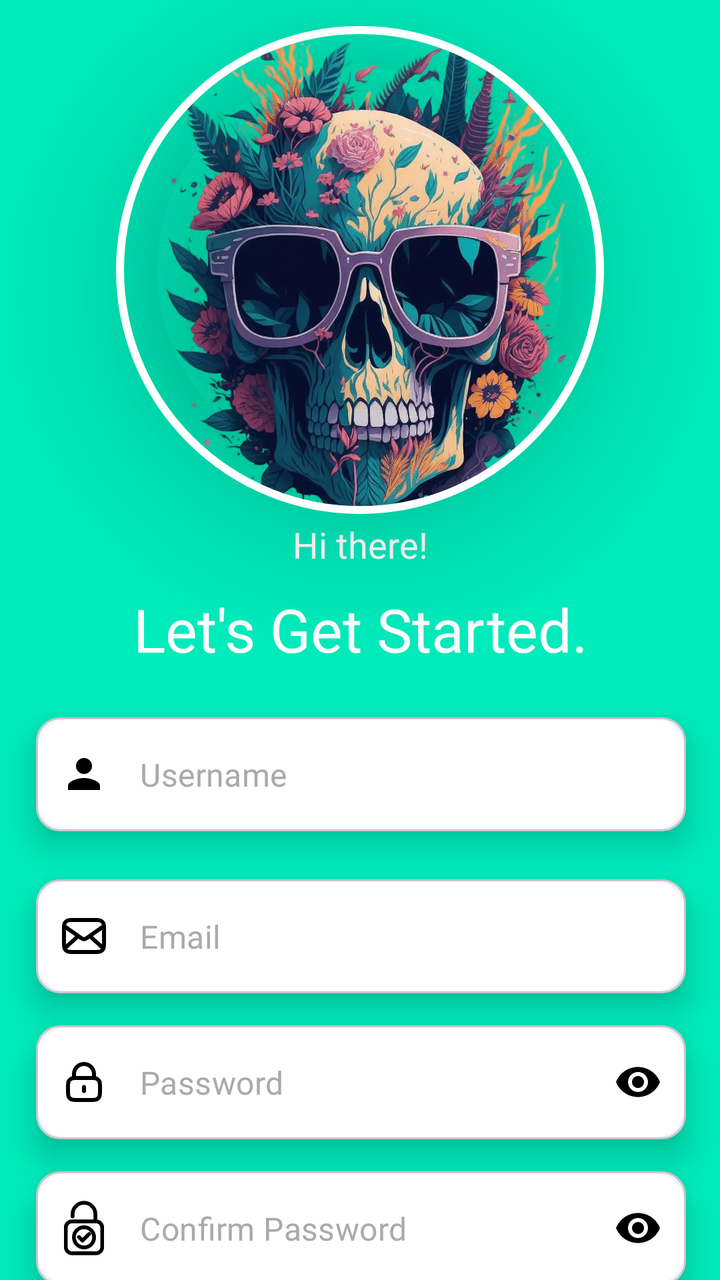
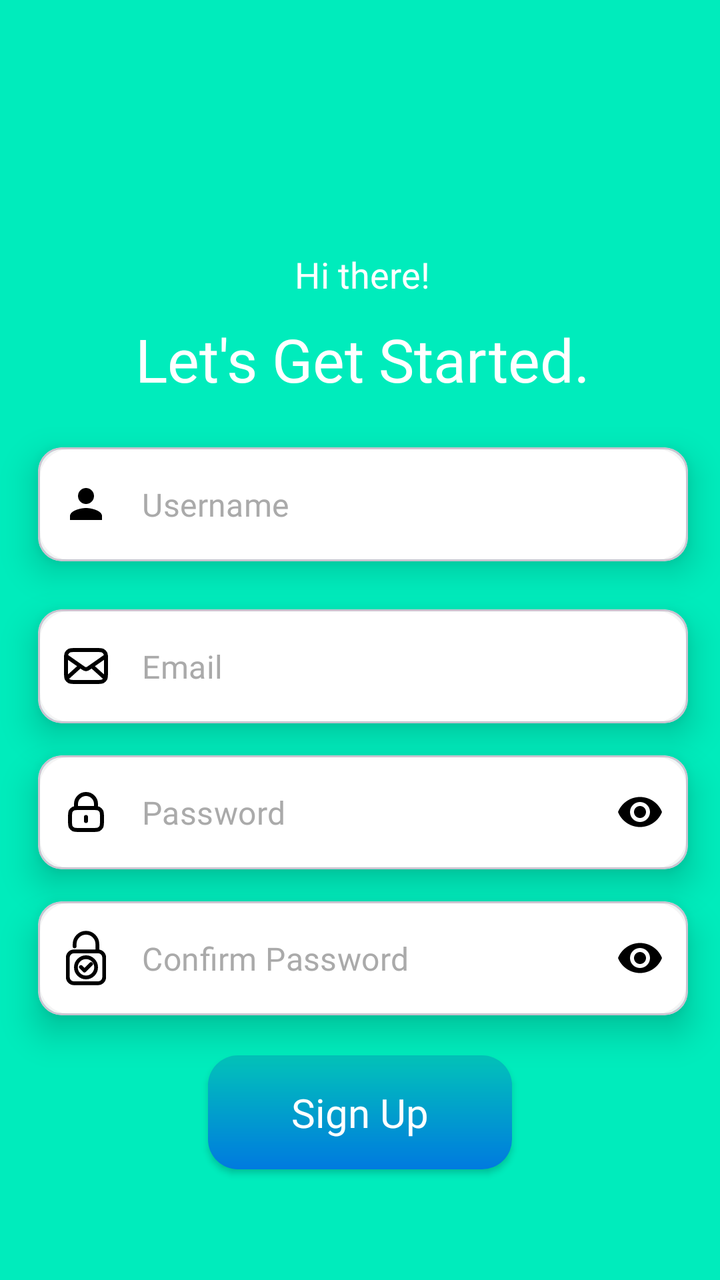

Before-and-after screenshots of an Android layout around one commit, followed by the original layout XML and the change that was made.
<!-- AndroidManifest.xml: activity theme AppTheme -->
<!-- res/layout/activity_sign_up.xml -->
<?xml version="1.0" encoding="utf-8"?>
<androidx.constraintlayout.widget.ConstraintLayout xmlns:android="http://schemas.android.com/apk/res/android"
    xmlns:app="http://schemas.android.com/apk/res-auto"
    xmlns:tools="http://schemas.android.com/tools"
    android:id="@+id/main"
    android:layout_width="match_parent"
    android:layout_height="match_parent"
    android:background="@drawable/gradiant_list"
    tools:context=".SignUpActivity">


    <com.google.android.material.imageview.ShapeableImageView
        android:id="@+id/shapeableImageskullView"
        android:layout_width="250dp"
        android:layout_height="250dp"
        android:layout_marginTop="10dp"
        android:elevation="40dp"
        android:padding="5dp"
        android:scaleType="centerCrop"
        android:src="@drawable/skull"
        app:layout_constraintEnd_toEndOf="parent"
        app:layout_constraintStart_toStartOf="parent"
        app:layout_constraintTop_toTopOf="parent"
        app:shapeAppearanceOverlay="@style/foxbiro"
        app:strokeColor="@color/white"
        app:strokeWidth="4dp" />


    <TextView
        android:id="@+id/textView"
        android:layout_width="wrap_content"
        android:layout_height="wrap_content"
        android:elevation="5dp"
        android:fontFamily="@font/lato_bold"
        android:text="Hi there!"
        android:textColor="@color/white"
        android:textSize="18sp"
        app:layout_constraintEnd_toEndOf="@+id/shapeableImageskullView"
        app:layout_constraintStart_toStartOf="@+id/shapeableImageskullView"
        app:layout_constraintTop_toBottomOf="@+id/shapeableImageskullView" />

    <TextView
        android:id="@+id/textView2"
        android:layout_width="wrap_content"
        android:layout_height="wrap_content"
        android:layout_marginTop="10dp"
        android:elevation="5dp"
        android:fontFamily="@font/lato_extra_bold"

        android:text="Let's Get Started."
        android:textColor="@color/white"
        android:textSize="30sp"
        app:layout_constraintEnd_toEndOf="@+id/textView"
        app:layout_constraintStart_toStartOf="@+id/textView"
        app:layout_constraintTop_toBottomOf="@+id/textView" />

    <com.google.android.material.card.MaterialCardView
        android:id="@+id/cv_username"
        android:layout_width="325dp"
        android:layout_height="57dp"
        android:layout_marginTop="24dp"
        android:background="@drawable/edittextshape"
        app:cardElevation="10dp"
        app:layout_constraintEnd_toEndOf="@+id/textView2"
        app:layout_constraintStart_toStartOf="@+id/textView2"
        app:layout_constraintTop_toBottomOf="@+id/textView2">

        <com.google.android.material.textfield.TextInputLayout
            style="@style/TextInputLayoutNoBorder"
            android:layout_width="325dp"
            android:layout_height="57dp"
            android:background="@drawable/edittextshape"
            app:startIconDrawable="@drawable/baseline_person_24"
            app:startIconTint="@color/black">

            <com.google.android.material.textfield.TextInputEditText
                android:id="@+id/usernameSignUp"
                android:layout_width="325dp"
                android:layout_height="57dp"
                android:hint="Username"
                android:textColorHint="@android:color/darker_gray"
                android:fontFamily="@font/lato_regular"
                android:textColor="@color/black"
                android:inputType="textPersonName" />
        </com.google.android.material.textfield.TextInputLayout>
    </com.google.android.material.card.MaterialCardView>

    <com.google.android.material.card.MaterialCardView
        android:id="@+id/cv_email"
        android:layout_width="325dp"
        android:layout_height="57dp"
        android:layout_marginTop="24dp"
        android:background="@drawable/edittextshape"
        app:cardElevation="10dp"
        app:layout_constraintEnd_toEndOf="@+id/cv_username"
        app:layout_constraintStart_toStartOf="@+id/cv_username"
        app:layout_constraintTop_toBottomOf="@+id/cv_username">

        <com.google.android.material.textfield.TextInputLayout
            style="@style/TextInputLayoutNoBorder"
            android:layout_width="325dp"
            android:layout_height="57dp"
            android:background="@drawable/edittextshape"
            app:startIconDrawable="@drawable/mail"
            app:startIconTint="@color/black">

            <com.google.android.material.textfield.TextInputEditText
                android:id="@+id/editTextViewEmailSignUP"
                android:layout_width="325dp"
                android:layout_height="57dp"
                android:hint="Email"
                android:textColorHint="@android:color/darker_gray"
                android:fontFamily="@font/lato_regular"
                android:textColor="@color/black"
                android:inputType="textEmailAddress" />
        </com.google.android.material.textfield.TextInputLayout>
    </com.google.android.material.card.MaterialCardView>

    <com.google.android.material.card.MaterialCardView
        android:id="@+id/cv_password"
        android:layout_width="325dp"
        android:layout_height="57dp"
        android:layout_marginTop="16dp"
        android:background="@drawable/edittextshape"
        app:cardElevation="10dp"
        app:layout_constraintEnd_toEndOf="@+id/cv_email"
        app:layout_constraintStart_toStartOf="@+id/cv_email"
        app:layout_constraintTop_toBottomOf="@+id/cv_email">


        <com.google.android.material.textfield.TextInputLayout
            style="@style/TextInputLayoutNoBorder"
            android:layout_width="325dp"
            android:layout_height="57dp"
            android:background="@drawable/edittextshape"
            app:endIconMode="password_toggle"
            app:boxBackgroundMode="none"
            app:endIconTint="@color/black"
            app:startIconDrawable="@drawable/lock"
            app:startIconTint="@color/black">

            <com.google.android.material.textfield.TextInputEditText
                android:id="@+id/editTextViewPasswordSignUP"
                android:layout_width="325dp"
                android:layout_height="57dp"
                android:hint="Password"
                android:fontFamily="@font/lato_regular"
                android:textColorHint="@android:color/darker_gray"
                android:textColor="@color/black"
                android:inputType="textPassword" />
        </com.google.android.material.textfield.TextInputLayout>
    </com.google.android.material.card.MaterialCardView>
    <com.google.android.material.card.MaterialCardView
        android:id="@+id/cv_confirmPassword"
        android:layout_width="325dp"
        android:layout_height="57dp"
        android:layout_marginTop="16dp"
        android:background="@drawable/edittextshape"
        app:cardElevation="10dp"
        app:layout_constraintEnd_toEndOf="@+id/cv_password"
        app:layout_constraintStart_toStartOf="@+id/cv_password"
        app:layout_constraintTop_toBottomOf="@+id/cv_password">

        <com.google.android.material.textfield.TextInputLayout
            style="@style/TextInputLayoutNoBorder"
            android:layout_width="325dp"
            android:layout_height="57dp"
            android:background="@drawable/edittextshape"
            app:endIconMode="password_toggle"
            app:boxBackgroundMode="none"
            app:endIconTint="@color/black"
            app:startIconDrawable="@drawable/confirm_password"
            app:startIconTint="@color/black">

            <com.google.android.material.textfield.TextInputEditText
                android:id="@+id/editTextViewConfirmPasswordSignUP"
                android:layout_width="325dp"
                android:layout_height="57dp"
                android:hint="Confirm Password"
                android:textColorHint="@android:color/darker_gray"
                android:fontFamily="@font/lato_regular"
                android:textColor="@color/black"
                android:inputType="textPassword" />
        </com.google.android.material.textfield.TextInputLayout>
    </com.google.android.material.card.MaterialCardView>

    <androidx.appcompat.widget.AppCompatButton
        android:id="@+id/buttonSignUp"
        android:layout_width="152dp"
        android:layout_height="57dp"
        android:layout_marginTop="20dp"
        android:background="@drawable/gradiant_btn_login"
        android:elevation="5dp"
        android:fontFamily="@font/lato_bold"
        android:text="Sign Up"
        android:textAllCaps="false"
        android:textColor="@color/white"
        android:textSize="20sp"
        app:layout_constraintEnd_toEndOf="parent"
        app:layout_constraintStart_toStartOf="parent"
        app:layout_constraintTop_toBottomOf="@+id/cv_confirmPassword" />


    <com.google.android.material.progressindicator.CircularProgressIndicator
        android:id="@+id/progress_circularSignUp"
        android:layout_width="wrap_content"
        android:layout_height="wrap_content"
        android:indeterminate="true"
        android:visibility="invisible"
        app:indicatorColor="#2196f3"
        android:elevation="10dp"
        app:indicatorSize="60dp"
        app:layout_constraintBottom_toBottomOf="parent"
        app:layout_constraintEnd_toEndOf="parent"
        app:layout_constraintStart_toStartOf="parent"
        app:layout_constraintTop_toBottomOf="@+id/buttonSignUp"
        app:layout_constraintVertical_bias="0.5"
        app:trackCornerRadius="10dp"
        app:trackThickness="7dp" />
</androidx.constraintlayout.widget.ConstraintLayout>
<!-- resources referenced by this layout -->
<resources>
  <color name="black">#FF000000</color>
  <color name="white">#FFFFFF</color>
  <!-- drawable baseline_person_24 (drawable) -->
  <vector xmlns:android="http://schemas.android.com/apk/res/android" android:height="24dp" android:tint="@color/white" android:viewportHeight="24" android:viewportWidth="24" android:width="24dp">
        
      <path android:fillColor="@android:color/white" android:pathData="M12,12c2.21,0 4,-1.79 4,-4s-1.79,-4 -4,-4 -4,1.79 -4,4 1.79,4 4,4zM12,14c-2.67,0 -8,1.34 -8,4v2h16v-2c0,-2.66 -5.33,-4 -8,-4z"/>
      
  </vector>
  <!-- drawable edittextshape (drawable) -->
  <?xml version="1.0" encoding="utf-8"?>
  <shape xmlns:android="http://schemas.android.com/apk/res/android">
  <solid android:color="@color/white"/>
      <corners android:radius="15dp"/>
      <stroke android:color="#f4f4f4" android:width="1dp"/>
  </shape>
  <!-- drawable gradiant_btn_login (drawable) -->
  <?xml version="1.0" encoding="utf-8"?>
  <shape xmlns:android="http://schemas.android.com/apk/res/android">
      <gradient android:angle="-45" android:startColor="@color/fox_color" android:endColor="@color/end_color"/>
  
      <corners android:radius="15dp"/>
  </shape>
  <!-- drawable gradiant_list (drawable) -->
  <?xml version="1.0" encoding="utf-8"?>
  <animation-list xmlns:android="http://schemas.android.com/apk/res/android">
  <item
      android:drawable="@drawable/background1"
      android:duration="3000"/>
  
      <item
          android:drawable="@drawable/background2"
          android:duration="3000"/>
  
      <item
          android:drawable="@drawable/fox_bg"
          android:duration="3000"/>
  
  </animation-list>
  <!-- drawable skull: webp bitmap (drawable, 409714 bytes) -->
  <style name="TextInputLayoutNoBorder" parent="Widget.MaterialComponents.TextInputLayout.OutlinedBox">
          <item name="errorIconDrawable">@null</item>
          <item name="errorIconTint">@null</item>
          <item name="hintEnabled">false</item>
          <item name="boxBackgroundMode">none</item>
      </style>
  <style name="foxbiro">
          <item name="cornerFamily">
              rounded
          </item>
          <item name="cornerSize">
              50%
          </item>
      </style>
  <style name="AppTheme" parent="Theme.Material3.Light.NoActionBar">
          <item name="android:statusBarColor">@color/your_status_bar_color</item>
          <item name="colorPrimary">@color/your_status_bar_color</item>   
      </style>
  <color name="fox_color">#02C3B9</color>
  <color name="end_color">#007adf</color>
  <!-- drawable background1 (drawable) -->
  <?xml version="1.0" encoding="utf-8"?>
  <selector xmlns:android="http://schemas.android.com/apk/res/android">
  <item>
      <shape>
  
  
  
  
          <solid android:color="#00ecbc"/>
      </shape>
  </item>
  </selector>
  <!-- drawable background2 (drawable) -->
  <?xml version="1.0" encoding="utf-8"?>
  <selector xmlns:android="http://schemas.android.com/apk/res/android">
      <item>
          <shape>
              <gradient
  
                  android:angle="225"
                  android:startColor="#00ecbc"
                  android:endColor="#007adf"/>
          </shape>
      </item>
  </selector>
  <!-- drawable fox_bg (drawable) -->
  <?xml version="1.0" encoding="utf-8"?>
  <selector xmlns:android="http://schemas.android.com/apk/res/android">
      <item>
          <shape>
              <gradient
                  android:angle="90"
                  android:startColor= "#007adf"
                  android:endColor="#00ecbc"
                  android:type="linear"/>
          </shape>
      </item>
  </selector>
  <color name="your_status_bar_color">#00ecbc</color>
  <!-- unchanged entries left out for length: 3 -->
</resources>

<!-- the commit's change to res/layout/activity_sign_up.xml (unified diff, before → after) -->
@@ -9,23 +9,6 @@
     tools:context=".SignUpActivity">
 
 
-    <com.google.android.material.imageview.ShapeableImageView
-        android:id="@+id/shapeableImageskullView"
-        android:layout_width="250dp"
-        android:layout_height="250dp"
-        android:layout_marginTop="10dp"
-        android:elevation="40dp"
-        android:padding="5dp"
-        android:scaleType="centerCrop"
-        android:src="@drawable/skull"
-        app:layout_constraintEnd_toEndOf="parent"
-        app:layout_constraintStart_toStartOf="parent"
-        app:layout_constraintTop_toTopOf="parent"
-        app:shapeAppearanceOverlay="@style/foxbiro"
-        app:strokeColor="@color/white"
-        app:strokeWidth="4dp" />
-
-
     <TextView
         android:id="@+id/textView"
         android:layout_width="wrap_content"
@@ -35,9 +18,12 @@
         android:text="Hi there!"
         android:textColor="@color/white"
         android:textSize="18sp"
-        app:layout_constraintEnd_toEndOf="@+id/shapeableImageskullView"
-        app:layout_constraintStart_toStartOf="@+id/shapeableImageskullView"
-        app:layout_constraintTop_toBottomOf="@+id/shapeableImageskullView" />
+        app:layout_constraintBottom_toBottomOf="parent"
+        app:layout_constraintEnd_toEndOf="parent"
+        app:layout_constraintHorizontal_bias="0.504"
+        app:layout_constraintStart_toStartOf="parent"
+        app:layout_constraintTop_toTopOf="parent"
+        app:layout_constraintVertical_bias="0.203" />
 
     <TextView
         android:id="@+id/textView2"
<!-- resource entries referenced after the edit -->
@@ -38,20 +38,11 @@
           android:duration="3000"/>
   
   </animation-list>
-  <!-- drawable skull: webp bitmap (drawable, 409714 bytes) -->
   <style name="TextInputLayoutNoBorder" parent="Widget.MaterialComponents.TextInputLayout.OutlinedBox">
           <item name="errorIconDrawable">@null</item>
           <item name="errorIconTint">@null</item>
           <item name="hintEnabled">false</item>
           <item name="boxBackgroundMode">none</item>
-      </style>
-  <style name="foxbiro">
-          <item name="cornerFamily">
-              rounded
-          </item>
-          <item name="cornerSize">
-              50%
-          </item>
       </style>
   <style name="AppTheme" parent="Theme.Material3.Light.NoActionBar">
           <item name="android:statusBarColor">@color/your_status_bar_color</item>
